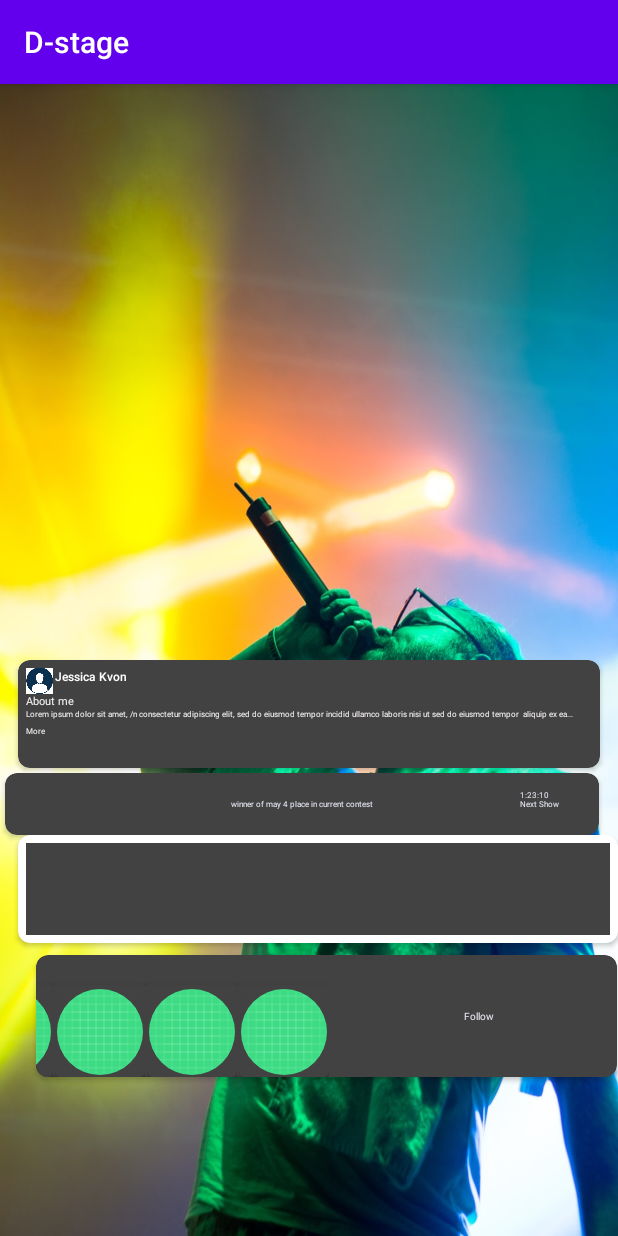
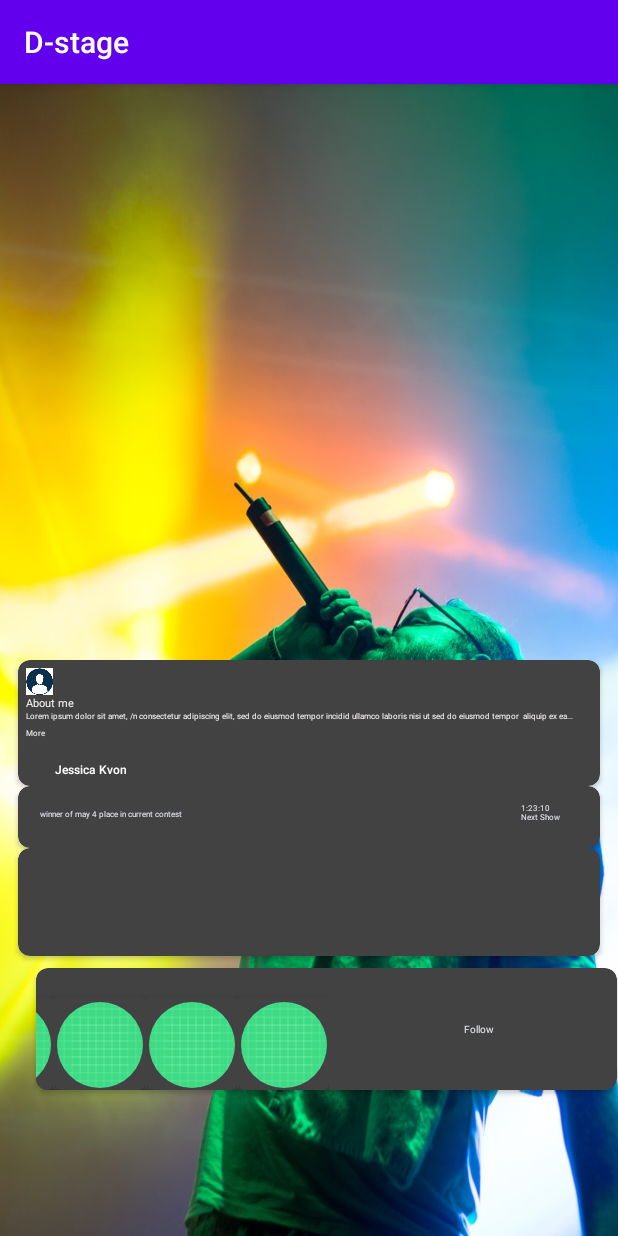
Before and after one commit to guyyaffear/RecyclerView-android, an Android app: the screen it shows after launch (MainActivity), on a phone screen of 412 x 824 dp. Run offline under Robolectric (Android 15) with nearby library versions, the phone set to English and light mode, and no system bars; our stand-ins replace CircleImageView; pictures from the network do not load.

Commit message:
finising ui

```diff
--- a/Projects/app/src/main/res/layout/activity_main.xml
+++ b/Projects/app/src/main/res/layout/activity_main.xml
@@ -16,10 +16,9 @@
 
     <androidx.cardview.widget.CardView
         android:id="@+id/cardViewOne"
-        android:layout_width="match_parent"
-        android:layout_height="72dp"
-        android:layout_marginLeft="12dp"
-        android:layout_marginRight="12dp"
+        android:layout_width="0dp"
+        android:layout_height="wrap_content"
+        android:layout_marginHorizontal="12dp"
         android:shadowColor="#000"
         android:shadowDx="0"
         android:shadowDy="30"
@@ -28,7 +27,6 @@
         app:cardCornerRadius="8dp"
         app:contentPadding="5dp"
         app:layout_constraintEnd_toEndOf="parent"
-        app:layout_constraintHorizontal_bias="0.0"
         app:layout_constraintStart_toStartOf="parent"
         app:layout_constraintTop_toBottomOf="parent"
         app:layout_constraintTop_toTopOf="@id/guideline">
@@ -36,7 +34,7 @@
         <androidx.constraintlayout.widget.ConstraintLayout
             android:id="@+id/container1"
             android:layout_width="match_parent"
-            android:layout_height="72dp">
+            android:layout_height="wrap_content">
 
             <TextView
                 android:id="@+id/aboutMe"
@@ -100,12 +98,9 @@
 
     <androidx.cardview.widget.CardView
         android:id="@+id/cardView2"
-        android:layout_width="396dp"
+        android:layout_width="0dp"
         android:layout_height="wrap_content"
-        android:layout_margin="3dp"
         android:layout_marginBottom="4dp"
-        android:layout_marginLeft="12dp"
-        android:layout_marginRight="12dp"
         android:shadowColor="#000"
         android:shadowDx="0"
         android:shadowDy="30"
@@ -113,22 +108,22 @@
         app:cardBackgroundColor="@color/cardview_dark_background"
         app:cardCornerRadius="8dp"
         app:contentPadding="5dp"
-        app:layout_constraintEnd_toEndOf="parent"
-        app:layout_constraintHorizontal_bias="0.0"
-        app:layout_constraintStart_toStartOf="parent"
+        app:layout_constraintEnd_toEndOf="@id/cardViewOne"
+        app:layout_constraintStart_toStartOf="@id/cardViewOne"
         app:layout_constraintTop_toBottomOf="@id/cardViewOne">
 
         <RelativeLayout
             android:id="@+id/layout1"
             android:layout_width="wrap_content"
             android:layout_height="wrap_content"
+            android:gravity="center_horizontal"
             android:padding="5dp">
             <TextView
                 android:id="@+id/textNextShow"
                 android:layout_width="wrap_content"
                 android:layout_height="wrap_content"
                 android:layout_marginRight="16dp"
-                android:layout_centerInParent="true"
+                android:layout_margin="4dp"
                 android:text="winner of may 4 place in current contest"
                 android:textColor="#e4e6f1"
                 android:textSize="5.5sp" />
@@ -148,6 +143,38 @@
     </androidx.cardview.widget.CardView>
 
     <androidx.cardview.widget.CardView
+        android:id="@+id/cardView3"
+        android:layout_width="0dp"
+        android:layout_height="72dp"
+        android:shadowColor="#000"
+        android:shadowDx="0"
+        app:cardBackgroundColor="@color/cardview_dark_background"
+        android:shadowDy="30"
+        android:shadowRadius="50"
+        app:cardCornerRadius="8dp"
+        app:contentPadding="5dp"
+        app:layout_constraintStart_toStartOf="@id/cardViewOne"
+        app:layout_constraintEnd_toEndOf="@id/cardViewOne"
+        app:layout_constraintTop_toBottomOf="@id/cardView2">
+
+        <LinearLayout
+            android:layout_width="match_parent"
+            android:layout_height="match_parent"
+            android:background="@color/cardview_dark_background"
+            android:baselineAligned="false"
+            android:orientation="horizontal"
+            android:padding="5dp">
+
+            <androidx.recyclerview.widget.RecyclerView
+                android:id="@+id/recycler_view1"
+                android:layout_width="195dp"
+                android:layout_height="wrap_content"
+                android:scrollbars="vertical"
+                app:cardBackgroundColor="@color/cardview_dark_background" />
+
+        </LinearLayout>
+    </androidx.cardview.widget.CardView>
+    <androidx.cardview.widget.CardView
         android:layout_width="387dp"
         android:id="@+id/cardView4"
         android:layout_height="wrap_content"
@@ -162,7 +189,7 @@
         app:cardCornerRadius="8dp"
         app:layout_constraintEnd_toEndOf="parent"
         app:layout_constraintHorizontal_bias="0.29"
-        app:layout_constraintStart_toStartOf="@+id/cardView3"
+        app:layout_constraintStart_toStartOf="@+id/cardViewOne"
         app:layout_constraintTop_toBottomOf="@+id/cardView3">
 
 
@@ -195,35 +222,4 @@
         </RelativeLayout>
     </androidx.cardview.widget.CardView>
 
-    <androidx.cardview.widget.CardView
-        android:id="@+id/cardView3"
-        android:layout_width="match_parent"
-        android:layout_height="72dp"
-        android:layout_marginStart="12dp"
-        android:shadowColor="#000"
-        android:shadowDx="0"
-        android:shadowDy="30"
-        android:shadowRadius="50"
-        app:cardCornerRadius="8dp"
-        app:contentPadding="5dp"
-        app:layout_constraintStart_toStartOf="parent"
-        app:layout_constraintTop_toBottomOf="@id/cardView2">
-
-        <LinearLayout
-            android:layout_width="match_parent"
-            android:layout_height="match_parent"
-            android:background="@color/cardview_dark_background"
-            android:baselineAligned="false"
-            android:orientation="horizontal"
-            android:padding="5dp">
-
-            <androidx.recyclerview.widget.RecyclerView
-                android:id="@+id/recycler_view1"
-                android:layout_width="195dp"
-                android:layout_height="wrap_content"
-                android:scrollbars="vertical"
-                app:cardBackgroundColor="@color/cardview_dark_background" />
-
-        </LinearLayout>
-    </androidx.cardview.widget.CardView>
 </androidx.constraintlayout.widget.ConstraintLayout>
```
